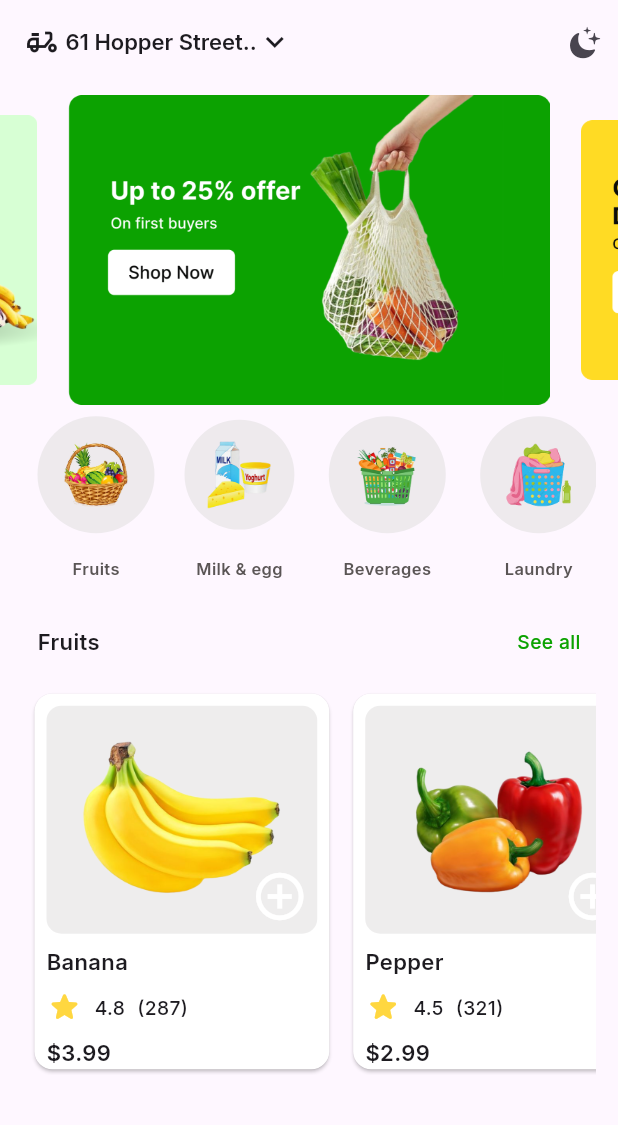
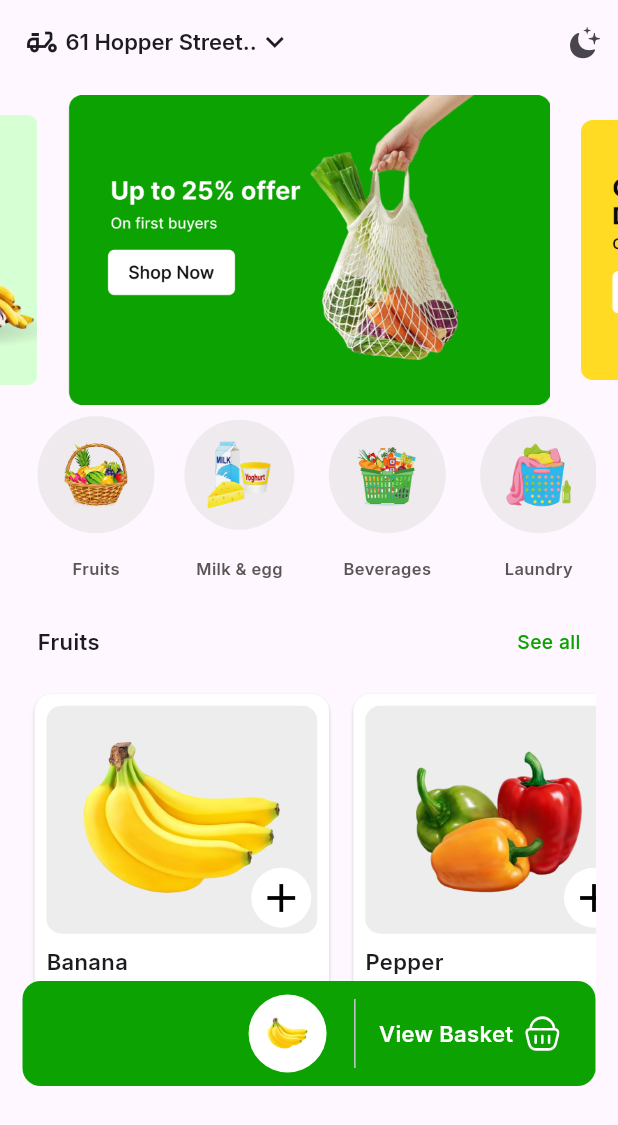
Before and after one commit to MohammedHafiz27/grabber, a Flutter app: the screen it shows after launch, on a phone screen of 412 x 824 dp. Shown: the top 1125 px of the screen. Run offline on Flutter 3.47's test engine with Material 3 defaults, Android fonts, the light colour scheme and no system bars; drawn by our look-alikes of carousel_slider; our stand-ins replace flutter_svg, go_router, google_fonts.

Commit message:
pop up cart ui

```diff
--- a/lib/Core/utils/assets.dart
+++ b/lib/Core/utils/assets.dart
@@ -5,6 +5,10 @@ class Assets {
   /// Assets for imagesBanana
   /// assest/images/banana.png
   static const String imagesBanana = "assest/images/banana.png";
+
+  /// Assets for imagesBasket
+  /// assest/images/basket.svg
+  static const String imagesBasket = "assest/images/basket.svg";
 
   /// Assets for imagesBeverages
   /// assest/images/beverages.png
--- a/lib/Features/home_page/presentation/views/home_page.dart
+++ b/lib/Features/home_page/presentation/views/home_page.dart
@@ -4,6 +4,7 @@ import 'package:grabber/Features/home_page/presentation/views/widgets/custom_app
 import 'package:grabber/Features/home_page/presentation/views/widgets/fruits_header.dart';
 import 'package:grabber/Features/home_page/presentation/views/widgets/fruits_item_list_builder.dart';
 import 'package:grabber/Features/home_page/presentation/views/widgets/my_carouse_slider.dart';
+import 'package:grabber/Features/home_page/presentation/views/widgets/pop_up_cart.dart';
 
 class HomePage extends StatelessWidget {
   const HomePage({super.key});
@@ -14,12 +15,17 @@ class HomePage extends StatelessWidget {
       appBar: CustomAppBar(),
       body: Padding(
         padding: const EdgeInsets.symmetric(horizontal: 15.0),
-        child: CustomScrollView(
-          slivers: [
-            SliverToBoxAdapter(child: MyCarouselSlider()),
-            SliverToBoxAdapter(child: CategoryItemListBuilder()),
-            SliverToBoxAdapter(child: FruitsHeader()),
-            SliverToBoxAdapter(child: FruitsItemListBuilder()),
+        child: Stack(
+          children: [
+            CustomScrollView(
+              slivers: [
+                SliverToBoxAdapter(child: MyCarouselSlider()),
+                SliverToBoxAdapter(child: CategoryItemListBuilder()),
+                SliverToBoxAdapter(child: FruitsHeader()),
+                SliverToBoxAdapter(child: FruitsItemListBuilder()),
+              ],
+            ),
+            Positioned(bottom: 100, child: PopUpCart()),
           ],
         ),
       ),
--- a/lib/Features/home_page/presentation/views/widgets/fruits_item.dart
+++ b/lib/Features/home_page/presentation/views/widgets/fruits_item.dart
@@ -29,12 +29,15 @@ class FruitsItem extends StatelessWidget {
                     child: Image.asset(fruitsModel.image, height: 120),
                   ),
                   Positioned(
-                    right: 1,
-                    bottom: 1,
+                    right: 0,
+                    bottom: 0,
                     child: IconButton(
                       padding: EdgeInsets.zero,
                       onPressed: () {},
-                      icon: Icon(Icons.add_circle_outline_outlined, color: Colors.white, size: 38),
+                      icon: CircleAvatar(
+                        backgroundColor: Colors.white,
+                        child: Icon(Icons.add, color: Colors.black, size: 32),
+                      ),
                     ),
                   ),
                 ],
--- /dev/null
+++ b/lib/Features/home_page/presentation/views/widgets/pop_up_cart.dart
@@ -0,0 +1,38 @@
+import 'package:flutter/material.dart';
+import 'package:flutter_svg/svg.dart';
+import 'package:grabber/Core/utils/app_styles.dart';
+import 'package:grabber/Core/utils/assets.dart';
+import 'package:grabber/Core/utils/colors.dart';
+
+class PopUpCart extends StatelessWidget {
+  const PopUpCart({super.key});
+
+  @override
+  Widget build(BuildContext context) {
+    return Container(
+      height: 70,
+      width: MediaQuery.sizeOf(context).width - 30,
+      decoration: BoxDecoration(color: ColorsClass.primaryColor, borderRadius: BorderRadius.circular(12)),
+      child: Row(
+        spacing: 8,
+        mainAxisAlignment: MainAxisAlignment.end,
+        children: [
+          Container(
+            padding: const EdgeInsets.all(14),
+            decoration: BoxDecoration(shape: BoxShape.circle, color: Color.fromARGB(255, 255, 255, 255)),
+            child: Image.asset(Assets.imagesBanana, height: 24),
+          ),
+          VerticalDivider(indent: 12, endIndent: 12),
+
+          Text("View Basket", style: AppStyles.styleBold16(context).copyWith(color: Colors.white)),
+          SvgPicture.asset(
+            Assets.imagesBasket,
+            height: 24,
+            colorFilter: ColorFilter.mode(Colors.white, BlendMode.srcIn),
+          ),
+          SizedBox(width: 16),
+        ],
+      ),
+    );
+  }
+}
```
Also changed, not shown: assest/images/basket.svg (added).
